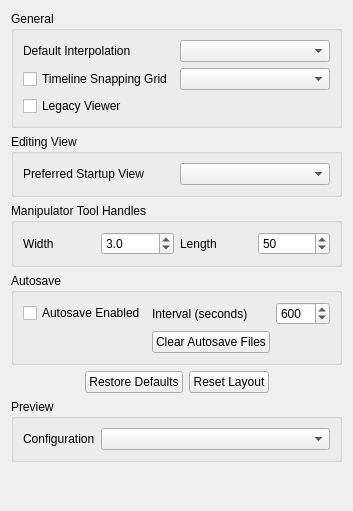
This is src/Authoring/Studio/UI/StudioAppPrefsPage.ui in flyhex/qt3dstudio as Qt 5 draws it before an edit. The edited form follows.
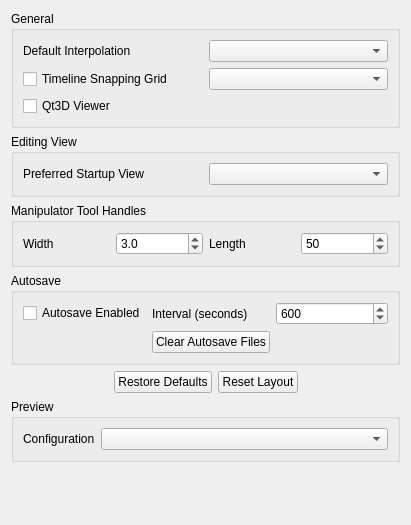
This is the edited form.

Commit message:
Swap default viewer
Task-number: QT3DS-3564

```diff
--- a/src/Authoring/Studio/UI/StudioAppPrefsPage.ui
+++ b/src/Authoring/Studio/UI/StudioAppPrefsPage.ui
@@ -6,8 +6,8 @@
    <rect>
     <x>0</x>
     <y>0</y>
-    <width>347</width>
-    <height>511</height>
+    <width>411</width>
+    <height>525</height>
    </rect>
   </property>
   <property name="windowTitle">
@@ -46,7 +46,7 @@
       <item row="2" column="0">
        <widget class="QCheckBox" name="m_checkLegacyViewer">
         <property name="text">
-         <string>Legacy Viewer</string>
+         <string>Qt3D Viewer</string>
         </property>
        </widget>
       </item>
```
The commit also changes 4 other files.
